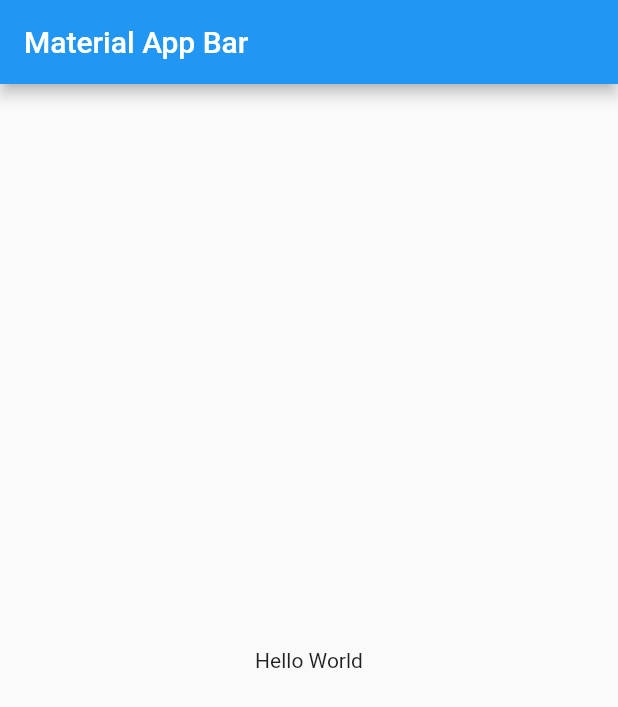
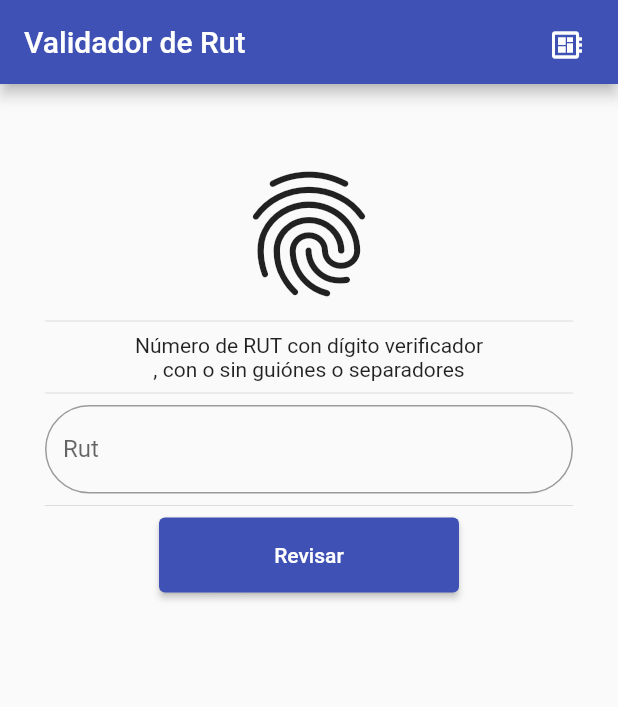
Before and after one commit to harflores/validador_rut, a Flutter app: the screen it shows after launch, on a phone screen of 412 x 824 dp. Shown: the top 707 px of the screen. Run offline on Flutter 3.47's test engine with Material 2 defaults, Android fonts, the phone set to English and light mode, and no system bars; our stand-ins replace dio, flutter_easyloading, get.

Commit message:
* Se realiza app validador de rut

```diff
--- /dev/null
+++ b/lib/controllers/controller.dart
@@ -0,0 +1,32 @@
+import 'package:flutter/material.dart';
+import 'package:flutter_easyloading/flutter_easyloading.dart';
+import 'package:get/get.dart';
+import 'package:validador_rut/services/dio.dart';
+
+class Controller extends GetxController {
+  TextEditingController rutcontroller = TextEditingController();
+  String baseUrl = 'https://api.libreapi.cl/rut/validate';
+
+  getResponse() {
+    Map<String, dynamic> queryParemeters = {
+      'rut': rutcontroller.text,
+    };
+    ApiGlobal().getHttp(baseUrl, queryParemeters).catchError((error) async {
+      print(error);
+      if (error.response.statusCode == 400) {
+        EasyLoading.showError('El rut entregado no es valido', duration: const Duration(seconds: 1));
+      } else if (error.response == null) {
+        EasyLoading.showError('No hay conexion a Internet');
+      }
+    }).then((value) {
+      if (value == true) {
+        // print('true');
+        EasyLoading.showSuccess('RUT VALIDO', duration: const Duration(seconds: 3));
+      }
+      if (value == false) {
+        // print('false');
+        EasyLoading.showError('RUT INVALIDO', maskType: EasyLoadingMaskType.black, duration: const Duration(seconds: 3));
+      }
+    });
+  }
+}
--- a/lib/main.dart
+++ b/lib/main.dart
@@ -1,22 +1,31 @@
 import 'package:flutter/material.dart';
+import 'package:flutter_easyloading/flutter_easyloading.dart';
+import 'package:validador_rut/screens/home_screen.dart';
+import 'package:validador_rut/screens/nosotros_screen.dart';
 
-void main() => runApp(const MyApp());
+void main() {
+  runApp(const MyApp());
+}
 
-class MyApp extends StatelessWidget {
+class MyApp extends StatefulWidget {
   const MyApp({super.key});
 
+  @override
+  State<MyApp> createState() => _MyAppState();
+}
+
+class _MyAppState extends State<MyApp> {
   @override
   Widget build(BuildContext context) {
     return MaterialApp(
       title: 'Material App',
-      home: Scaffold(
-        appBar: AppBar(
-          title: const Text('Material App Bar'),
-        ),
-        body: const Center(
-          child: Text('Hello World'),
-        ),
-      ),
+      debugShowCheckedModeBanner: false,
+      builder: EasyLoading.init(),
+      initialRoute: 'home',
+      routes: {
+        'home': (_) => HomeScreen(),
+        'nosotros': (_) => const AboutScreen(),
+      },
     );
   }
 }
--- /dev/null
+++ b/lib/screens/home_screen.dart
@@ -0,0 +1,102 @@
+import 'package:flutter/material.dart';
+import 'package:validador_rut/controllers/controller.dart';
+
+class HomeScreen extends StatelessWidget {
+  HomeScreen({super.key});
+
+  Controller controller = Controller();
+
+  final GlobalKey<FormState> formKey = GlobalKey<FormState>();
+
+  @override
+  Widget build(BuildContext context) {
+    return Scaffold(
+      appBar: AppBar(
+        actions: [
+          Padding(
+            padding: const EdgeInsets.all(10.0),
+            child: IconButton(
+                onPressed: () {
+                  Navigator.pushNamed(context, 'nosotros');
+                },
+                icon: const Icon(Icons.developer_board)),
+          )
+        ],
+        title: const Text('Validador de Rut'),
+        backgroundColor: Colors.indigo,
+      ),
+      body: Padding(
+        padding: const EdgeInsets.symmetric(vertical: 50, horizontal: 30),
+        child: Form(
+          key: formKey,
+          child: Center(
+            child: Column(
+              children: [
+                const Icon(
+                  Icons.fingerprint_outlined,
+                  size: 100,
+                ),
+                const Divider(),
+                const Text(
+                  'Número de RUT con dígito verificador \n, con o sin guiónes o separadores ',
+                  textAlign: TextAlign.center,
+                ),
+                const Divider(),
+                TextFormField(
+                  validator: (value) {
+                    if (controller.rutcontroller.text.isEmpty) {
+                      return 'Debe ingresar rut';
+                    }
+                    return null;
+                  },
+                  decoration: InputDecoration(border: OutlineInputBorder(borderRadius: BorderRadius.circular(50)), labelText: 'Rut'),
+                  keyboardType: TextInputType.number,
+                  textAlign: TextAlign.center,
+                  controller: controller.rutcontroller,
+                ),
+                const Divider(),
+                ElevatedButton(
+                    style: const ButtonStyle(backgroundColor: MaterialStatePropertyAll(Colors.indigo), minimumSize: MaterialStatePropertyAll(Size(200, 50))),
+                    onPressed: () async {
+                      if (formKey.currentState!.validate()) {
+                        controller.getResponse();
+                        FocusManager.instance.primaryFocus!.unfocus();
+                      }
+                    },
+                    child: const Text("Revisar")),
+                const SizedBox(
+                  height: 50,
+                ),
+              ],
+            ),
+          ),
+        ),
+      ),
+    );
+  }
+}
+
+class MessageWidget extends StatefulWidget {
+  final Color color;
+  final String message;
+  MessageWidget({
+    super.key,
+    required this.color,
+    required this.message,
+  });
+
+  @override
+  State<MessageWidget> createState() => _MessageWidgetState();
+}
+
+class _MessageWidgetState extends State<MessageWidget> {
+  Controller controller = Controller();
+
+  @override
+  Widget build(BuildContext context) {
+    return Text(
+      widget.message,
+      style: TextStyle(color: widget.color, fontSize: 30),
+    );
+  }
+}
--- /dev/null
+++ b/lib/services/dio.dart
@@ -0,0 +1,18 @@
+import 'package:dio/dio.dart';
+
+class ApiGlobal {
+  final dio = Dio();
+//GET
+
+  Future<dynamic> getHttp(String baseUrl, Map<String, dynamic> queryParemeters) async {
+    final response = await dio.get(baseUrl, queryParameters: queryParemeters).timeout(const Duration(seconds: 10));
+
+    if (response.data['data']['valid'] == true) {
+      return true;
+    }
+
+    if (response.data['data']['valid'] == false) {
+      return false;
+    }
+  }
+}
```
Also changed, not shown: lib/screens/nosotros_screen.dart (added, +39 -0 lines), pubspec.yaml (+5 -17 lines), pubspec.lock, 8 other files.
